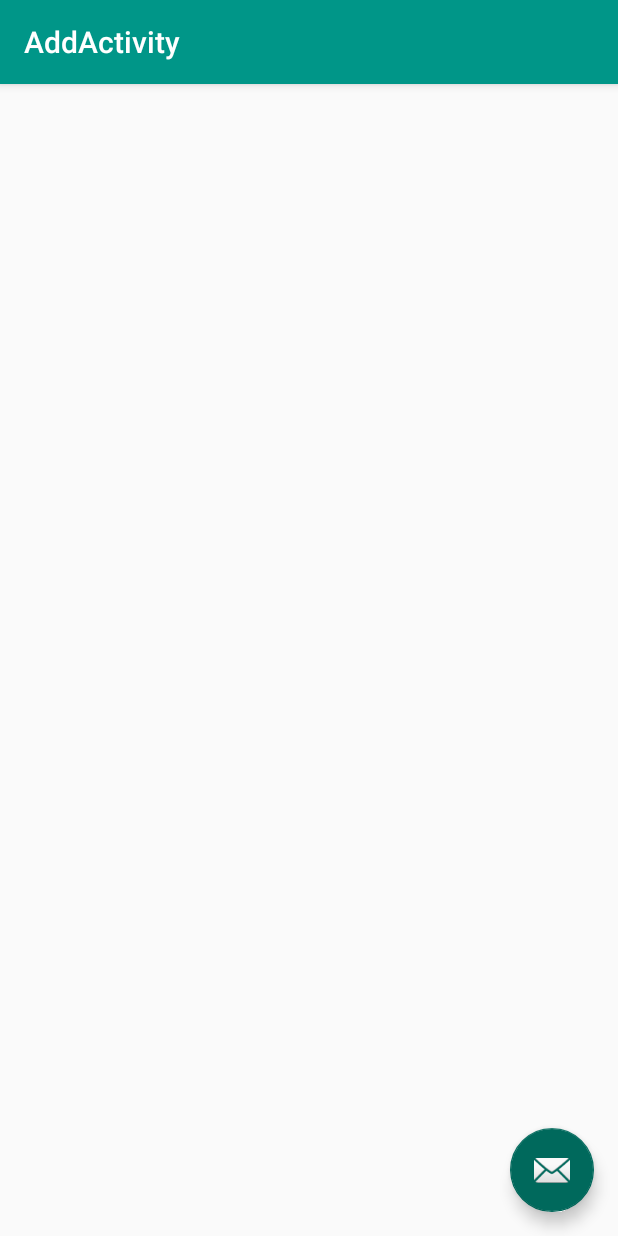
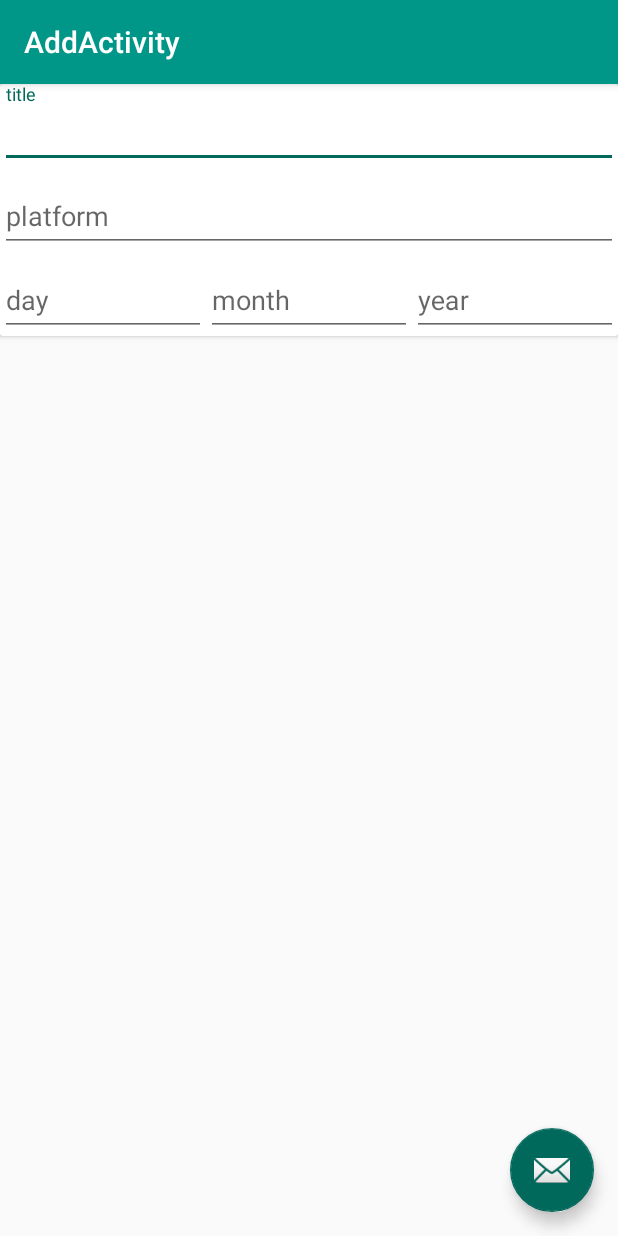
Before and after one commit to YasmineBY/Level-5-Task-2, an Android app: the AddActivity screen opened directly, with no data from a screen before it, on a phone screen of 412 x 824 dp. Run offline under Robolectric (Android 15) with nearby library versions, the phone set to English and light mode, and no system bars.

Commit message:
Added Addactivity screen + can now swap to add activity screen.

```diff
--- a/Level5Task2/app/src/main/java/com/example/level5_task2/database/GameRepository.kt
+++ b/Level5Task2/app/src/main/java/com/example/level5_task2/database/GameRepository.kt
@@ -15,7 +15,7 @@ class GameRepository(context: Context) {
     }
 
     //add a new game
-    fun insertGame(game: Game?){
+    fun insertGame(game: Game){
         return gameDao.insertGame(game)
     }
 
--- a/Level5Task2/app/src/main/java/com/example/level5_task2/ui/add/AddActivityViewModel.kt
+++ b/Level5Task2/app/src/main/java/com/example/level5_task2/ui/add/AddActivityViewModel.kt
@@ -15,7 +15,7 @@ class AddActivityViewModel (application: Application) : AndroidViewModel(applica
     private val gameRepository = GameRepository(application.applicationContext)
     private val mainScope = CoroutineScope(Dispatchers.Main)
 
-    val game = MutableLiveData<Game?>()
+    val game = MutableLiveData<Game>()
     val error = MutableLiveData<String?>()
     val success = MutableLiveData<Boolean>()
 
@@ -24,7 +24,7 @@ class AddActivityViewModel (application: Application) : AndroidViewModel(applica
     fun addGame() {
         mainScope.launch {
             withContext(Dispatchers.IO) {
-                gameRepository.insertGame(game.value)
+                game.value?.let { gameRepository.insertGame(it) }
             }
             success.value = true
         }
--- a/Level5Task2/app/src/main/java/com/example/level5_task2/ui/main/MainActivity.kt
+++ b/Level5Task2/app/src/main/java/com/example/level5_task2/ui/main/MainActivity.kt
@@ -12,6 +12,7 @@ import com.example.level5_task2.R
 import com.example.level5_task2.database.GameDao
 import com.example.level5_task2.database.GameRoomDatabase
 import com.example.level5_task2.model.Game
+import com.example.level5_task2.ui.add.AddActivity
 
 import kotlinx.android.synthetic.main.activity_main.*
 import kotlinx.android.synthetic.main.game_item.*
@@ -35,11 +36,14 @@ class MainActivity : AppCompatActivity() {
 
     private fun initViews() {
         fab.setOnClickListener { view ->
-            Snackbar.make(view, "Replace with your own action", Snackbar.LENGTH_LONG)
-                .setAction("Action", null).show()
+            val intent = Intent(this, AddActivity::class.java)
+//            intent.putExtra(AddActivity.EXTRA_NOTE, mainActivityViewModel.note.value)
+            startActivity(intent)
         }
     }
 
+//    Snackbar.make(view, "Replace with your own action", Snackbar.LENGTH_LONG)
+//    .setAction("Action", null).show()
 
     private fun initViewModel() {
         mainActivityViewModel = ViewModelProvider(this).get(MainActivityViewModel::class.java)
--- a/Level5Task2/app/src/main/res/layout/content_add.xml
+++ b/Level5Task2/app/src/main/res/layout/content_add.xml
@@ -3,4 +3,91 @@
     xmlns:app="http://schemas.android.com/apk/res-auto"
     android:layout_width="match_parent"
     android:layout_height="match_parent"
-    app:layout_behavior="@string/appbar_scrolling_view_behavior"/>
+    app:layout_behavior="@string/appbar_scrolling_view_behavior">
+
+    <androidx.cardview.widget.CardView
+        android:layout_width="match_parent"
+        android:layout_height="wrap_content"
+        app:layout_constraintEnd_toEndOf="parent"
+        app:layout_constraintHorizontal_bias="0.5"
+        app:layout_constraintStart_toStartOf="parent"
+        app:layout_constraintTop_toTopOf="parent">
+
+        <LinearLayout
+            android:layout_width="match_parent"
+            android:layout_height="match_parent"
+            android:orientation="vertical">
+
+            <com.google.android.material.textfield.TextInputLayout
+                android:id="@+id/tilGameTitle"
+                android:layout_width="match_parent"
+                android:layout_height="match_parent">
+
+                <com.google.android.material.textfield.TextInputEditText
+                    android:id="@+id/etGameTitle"
+                    android:layout_width="match_parent"
+                    android:layout_height="wrap_content"
+                    android:hint="@string/title" />
+            </com.google.android.material.textfield.TextInputLayout>
+
+            <com.google.android.material.textfield.TextInputLayout
+                android:id="@+id/tilPlatform"
+                android:layout_width="match_parent"
+                android:layout_height="match_parent">
+
+                <com.google.android.material.textfield.TextInputEditText
+                    android:id="@+id/etPlatform"
+                    android:layout_width="match_parent"
+                    android:layout_height="wrap_content"
+                    android:hint="@string/platform" />
+            </com.google.android.material.textfield.TextInputLayout>
+
+            <LinearLayout
+                android:layout_width="match_parent"
+                android:layout_height="match_parent"
+                android:baselineAligned="false"
+                android:orientation="horizontal">
+
+                <com.google.android.material.textfield.TextInputLayout
+                    android:id="@+id/tilDay"
+                    android:layout_width="match_parent"
+                    android:layout_height="match_parent"
+                    android:layout_weight="1">
+
+                    <com.google.android.material.textfield.TextInputEditText
+                        android:id="@+id/etDay"
+                        android:layout_width="match_parent"
+                        android:layout_height="wrap_content"
+                        android:hint="@string/day" />
+                </com.google.android.material.textfield.TextInputLayout>
+
+                <com.google.android.material.textfield.TextInputLayout
+                    android:id="@+id/tilMonth"
+                    android:layout_width="match_parent"
+                    android:layout_height="match_parent"
+                    android:layout_weight="1">
+
+                    <com.google.android.material.textfield.TextInputEditText
+                        android:id="@+id/etMonth"
+                        android:layout_width="match_parent"
+                        android:layout_height="wrap_content"
+                        android:hint="@string/month" />
+                </com.google.android.material.textfield.TextInputLayout>
+
+                <com.google.android.material.textfield.TextInputLayout
+                    android:id="@+id/tilYear"
+                    android:layout_width="match_parent"
+                    android:layout_height="match_parent"
+                    android:layout_weight="1">
+
+                    <com.google.android.material.textfield.TextInputEditText
+                        android:id="@+id/etYear"
+                        android:layout_width="match_parent"
+                        android:layout_height="wrap_content"
+                        android:hint="@string/year" />
+                </com.google.android.material.textfield.TextInputLayout>
+
+            </LinearLayout>
+        </LinearLayout>
+    </androidx.cardview.widget.CardView>
+</androidx.constraintlayout.widget.ConstraintLayout>
--- a/Level5Task2/app/src/main/res/values/strings.xml
+++ b/Level5Task2/app/src/main/res/values/strings.xml
@@ -7,6 +7,12 @@
     <string name="addActivity">AddActivity</string>
     <string name="title_activity_add">AddActivity</string>
 
+    <string name="title">title</string>
+    <string name="platform">platform</string>
+    <string name="day">day</string>
+    <string name="month">month</string>
+    <string name="year">year</string>
+
 
 
 </resources>
```
